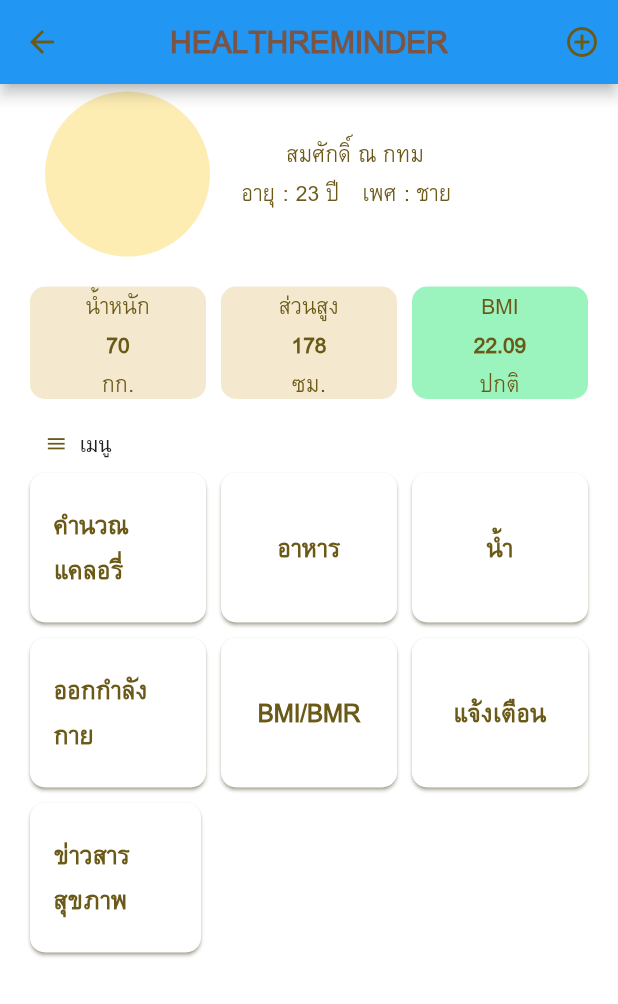
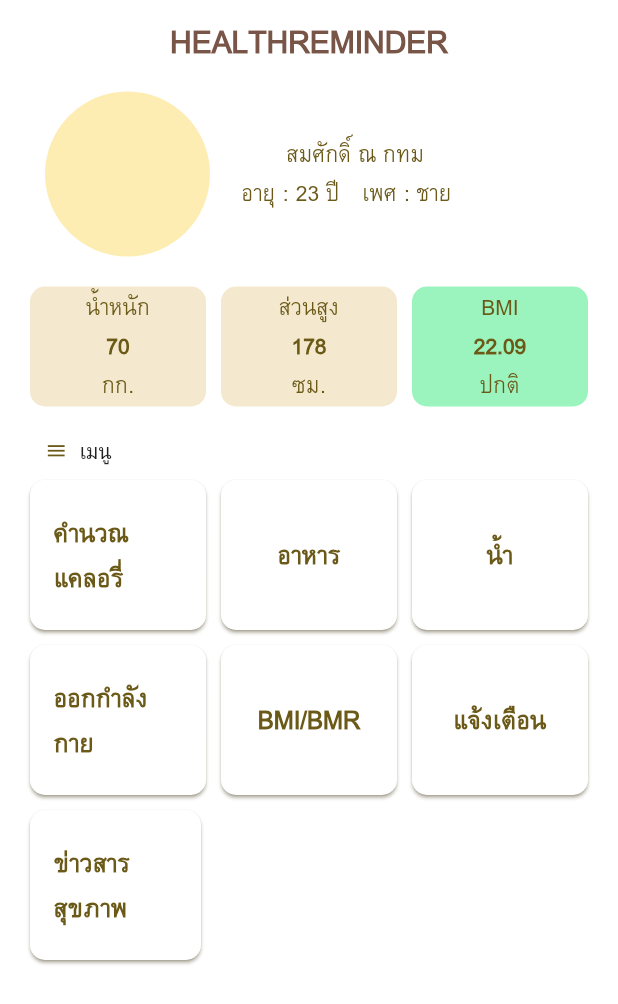
Before and after one commit to magomie/Health-reminders, a Flutter app: the homePage screen opened directly, on a phone screen of 412 x 824 dp. Shown: the top 1004 px of the screen. Run offline on Flutter 3.47's test engine with Material 2 defaults, Android fonts, the phone set to English and light mode, and no system bars; our stand-ins replace page_transition, toggle_switch.

Commit message:
All Update

```diff
--- a/health_reminders/lib/pages/Addmenucal_Page.dart
+++ b/health_reminders/lib/pages/Addmenucal_Page.dart
@@ -1,5 +1,5 @@
 import 'package:flutter/material.dart';
-import 'package:health_reminders/pages/food.dart';
+import 'package:health_reminders/pages/menu/food.dart';
 import 'package:health_reminders/styles/button.dart';
 import 'package:health_reminders/styles/color.dart';
 import 'package:health_reminders/styles/text.dart';
--- a/health_reminders/lib/pages/admin/news_admin.dart
+++ b/health_reminders/lib/pages/admin/news_admin.dart
@@ -1,6 +1,6 @@
 import 'package:flutter/material.dart';
 import 'package:health_reminders/pages/Addmenu_Page.dart';
-import 'package:health_reminders/pages/admin_add_news.dart';
+import 'package:health_reminders/pages/admin/admin_add_news.dart';
 import 'package:health_reminders/styles/button.dart';
 import 'package:health_reminders/styles/color.dart';
 import 'package:health_reminders/styles/text.dart';
--- a/health_reminders/lib/pages/lanrelog/home.dart
+++ b/health_reminders/lib/pages/lanrelog/home.dart
@@ -2,18 +2,18 @@ import 'package:flutter/material.dart';
 import 'package:health_reminders/pages/Addmenu_Page.dart';
 import 'package:health_reminders/pages/Addmenucal_Page.dart';
 import 'package:health_reminders/pages/Addmenucal_Page.dart';
-import 'package:health_reminders/pages/admin.dart';
-import 'package:health_reminders/pages/bmr_bmr_page.dart';
-import 'package:health_reminders/pages/calcalorie.dart';
-import 'package:health_reminders/pages/exercise.dart';
-import 'package:health_reminders/pages/food.dart';
-import 'package:health_reminders/pages/gender.dart';
-import 'package:health_reminders/pages/news.dart';
-import 'package:health_reminders/pages/notification.dart';
-import 'package:health_reminders/pages/water.dart';
 import 'package:health_reminders/styles/button.dart';
 import 'package:health_reminders/styles/color.dart';
 import 'package:health_reminders/styles/text.dart';
+
+import '../admin/admin.dart';
+import '../exercise/exercise.dart';
+import '../menu/bmr_bmr_page.dart';
+import '../menu/calcalorie.dart';
+import '../menu/food.dart';
+import '../menu/news.dart';
+import '../menu/water.dart';
+import '../notification/notification.dart';
 
 class homePage extends StatefulWidget {
   @override
@@ -27,9 +27,9 @@ class _informationPageState extends State<homePage> {
       backgroundColor: white,
       resizeToAvoidBottomInset: false,
       appBar: AppBar(
-        automaticallyImplyLeading:
-            false, // This property is redundant and not needed here
+        backgroundColor: white,
         centerTitle: true,
+        elevation: 0.0,
         title: Text(
           'HEALTHREMINDER',
           style: TextStyle(
@@ -39,26 +39,6 @@ class _informationPageState extends State<homePage> {
             fontWeight: FontWeight.bold,
           ),
         ),
-        leading: IconButton(
-          icon: Icon(Icons.arrow_back, color: brown),
-          onPressed: () {
-            Navigator.pop(context);
-          },
-        ),
-        actions: [
-          IconButton(
-            icon: Icon(
-              Icons.add_circle_outline,
-              color: brown,
-            ),
-            onPressed: () {
-              Navigator.push(
-                context,
-                MaterialPageRoute(builder: (context) => adminPage()),
-              );
-            },
-          ),
-        ],
       ),
       body: SingleChildScrollView(
         child: Container(
@@ -137,7 +117,7 @@ class _informationPageState extends State<homePage> {
                   children: [
                     Expanded(
                       child: Container(
-                        height: 75,
+                        height: 80,
                         width: 330, // Set the desired height
                         decoration: BoxDecoration(
                           //border: Border.all(color: brown, width: 1.0),
@@ -162,7 +142,7 @@ class _informationPageState extends State<homePage> {
                     SizedBox(width: 10.0),
                     Expanded(
                       child: Container(
-                        height: 75,
+                        height: 80,
                         width: 330, // Set the desired height
                         decoration: BoxDecoration(
                           //border: Border.all(color: brown, width: 1.0),
@@ -187,7 +167,7 @@ class _informationPageState extends State<homePage> {
                     SizedBox(width: 10.0),
                     Expanded(
                       child: Container(
-                        height: 75,
+                        height: 80,
                         width: 330, // Set the desired height
                         decoration: BoxDecoration(
                           //border: Border.all(color: brown, width: 1.0),
--- a/health_reminders/lib/pages/lanrelog/landing.dart
+++ b/health_reminders/lib/pages/lanrelog/landing.dart
@@ -1,6 +1,6 @@
 import 'package:flutter/material.dart';
-import 'package:health_reminders/pages/login.dart';
-import 'package:health_reminders/pages/register.dart';
+import 'package:health_reminders/pages/lanrelog/login.dart';
+import 'package:health_reminders/pages/lanrelog/register.dart';
 import 'package:health_reminders/styles/button.dart';
 import 'package:health_reminders/styles/color.dart';
 import 'package:health_reminders/styles/text.dart';
--- a/health_reminders/lib/pages/lanrelog/login.dart
+++ b/health_reminders/lib/pages/lanrelog/login.dart
@@ -1,11 +1,10 @@
 import 'package:flutter/material.dart';
-import 'package:health_reminders/pages/register.dart';
+import 'package:health_reminders/pages/lanrelog/register.dart';
+import 'package:health_reminders/styles/CustomAppBar.dart';
 import 'package:health_reminders/styles/button.dart';
 import 'package:health_reminders/styles/color.dart';
 import 'package:health_reminders/styles/text.dart';
 import 'package:page_transition/page_transition.dart';
-
-import '../styles/CustomAppBar.dart';
 
 class loginPage extends StatelessWidget {
   @override
--- a/health_reminders/lib/pages/lanrelog/register.dart
+++ b/health_reminders/lib/pages/lanrelog/register.dart
@@ -1,6 +1,6 @@
 import 'package:flutter/material.dart';
-import 'package:health_reminders/pages/gender.dart';
-import 'package:health_reminders/pages/login.dart';
+import 'package:health_reminders/pages/lanrelog/gender.dart';
+import 'package:health_reminders/pages/lanrelog/login.dart';
 import 'package:health_reminders/styles/CustomAppBar.dart';
 import 'package:health_reminders/styles/button.dart';
 import 'package:health_reminders/styles/color.dart';
--- a/health_reminders/lib/pages/main.dart
+++ b/health_reminders/lib/pages/main.dart
@@ -1,5 +1,5 @@
 import 'package:flutter/material.dart';
-import 'package:health_reminders/pages/landing.dart';
+import 'package:health_reminders/pages/lanrelog/landing.dart';
 import 'package:health_reminders/styles/color.dart';
 
 void main() {
```
Also changed, not shown: health_reminders/lib/pages/admin/admin.dart (+21 -32 lines), health_reminders/lib/pages/admin/exercise_admin.dart (+41 -43 lines), health_reminders/lib/pages/admin/food_admin.dart (+5 -3 lines), health_reminders/lib/pages/exercise/exercise.dart (+41 -42 lines), health_reminders/lib/pages/exercise/run.dart (+2 -6 lines), health_reminders/lib/pages/lanrelog/gender.dart (+34 -42 lines), health_reminders/lib/pages/lanrelog/information.dart (+5 -4 lines), health_reminders/lib/pages/notification/notidoctor.dart (+13 -20 lines), health_reminders/lib/pages/notification/notidrug.dart (+13 -11 lines), health_reminders/lib/pages/notification/notiexercise.dart (+14 -19 lines), health_reminders/lib/pages/notification/notification.dart (+18 -9 lines), health_reminders/lib/pages/notification/notisleep.dart (+13 -19 lines), health_reminders/lib/styles/CustomAppBar.dart (+58 -2 lines).
